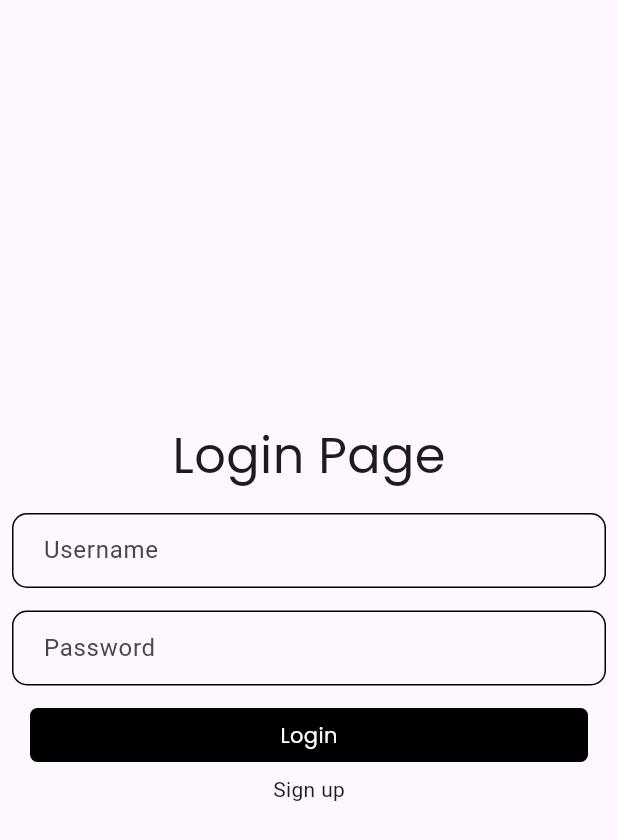
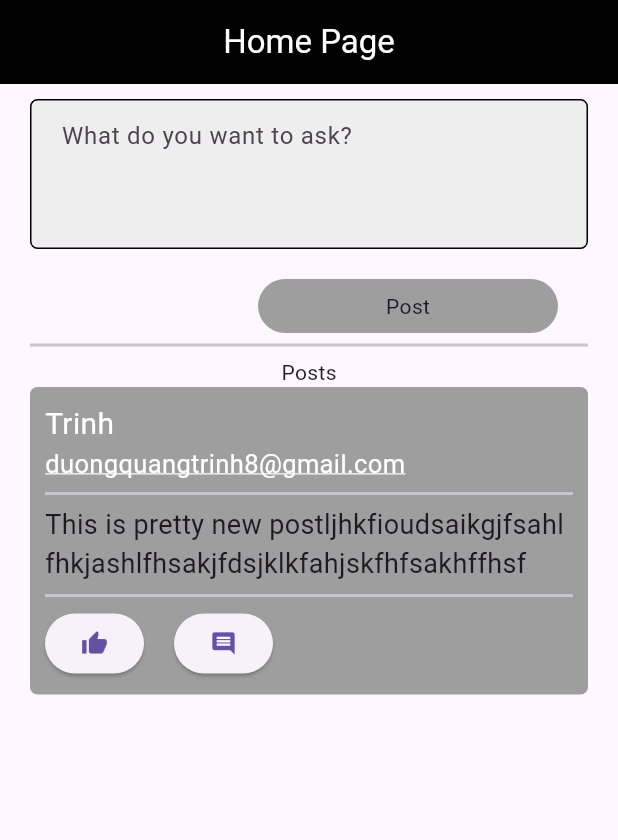
Before and after one commit to quangtrinh1312/forumapp, a Flutter app: the screen it shows after launch, on a phone screen of 412 x 824 dp. Shown: the top 840 px of the screen. Run offline on Flutter 3.47's test engine with Material 3 defaults, Android fonts, the phone set to English and light mode, and no system bars; our stand-ins replace get, get_storage, google_fonts; network calls fail.

Commit message:
postController to get feeds data

```diff
--- a/lib/components/button_component.dart
+++ b/lib/components/button_component.dart
@@ -2,6 +2,7 @@ import 'package:flutter/material.dart';
 
 class ButtonComponent extends StatelessWidget {
   final Function()? onPressed;
+  final double? width;
   //final VoidCallBack? onPress;
   final double borderSize;
   final Color? color;
@@ -18,6 +19,7 @@ class ButtonComponent extends StatelessWidget {
     this.border,
     this.borderRadius,
     this.child,
+    this.width,
   });
 
   @override
@@ -27,7 +29,7 @@ class ButtonComponent extends StatelessWidget {
       child: InkWell(
         onTap: onPressed,
         child: Container(
-          width: double.infinity,
+          width: width,
           decoration: BoxDecoration(
               color: color,
               border: border,
--- /dev/null
+++ b/lib/components/post_component.dart
@@ -0,0 +1,34 @@
+import 'package:flutter/material.dart';
+
+class PostComponent extends StatelessWidget {
+  final TextEditingController? controller;
+  final String? hintText;
+  final Color? backgroundColor;
+  final Border? border;
+  const PostComponent({
+    super.key,
+    this.controller,
+    this.hintText,
+    this.backgroundColor, this.border,
+  });
+
+  @override
+  Widget build(BuildContext context) {
+    return Container(
+      width: double.infinity,
+      height: 100.0,
+      decoration: BoxDecoration(
+          color: backgroundColor,
+          border: border,
+          borderRadius: const BorderRadius.all(Radius.circular(5.0))),
+      child: TextField(
+        controller: controller,
+        decoration: InputDecoration(
+            border: InputBorder.none,
+            hintText: hintText,
+            contentPadding:
+                const EdgeInsets.symmetric(horizontal: 20.0, vertical: 10.0)),
+      ),
+    );
+  }
+}
--- /dev/null
+++ b/lib/components/posts_component.dart
@@ -0,0 +1,67 @@
+import 'package:flutter/material.dart';
+
+class PostsComponent extends StatelessWidget {
+  final String name;
+  final String email;
+  final String content;
+  final Color? backgroundColor;
+  final Border? border;
+  final Widget? child;
+  const PostsComponent({
+    super.key,
+    this.backgroundColor,
+    this.border,
+    this.child,
+    this.name = 'Ops, name of this persion not found',
+    this.email = 'Ops, email of this persion not found',
+    this.content = 'Ops, Content not found',
+  });
+
+  @override
+  Widget build(BuildContext context) {
+    return Container(
+        width: double.infinity,
+        padding: const EdgeInsets.all(10.0),
+        decoration: BoxDecoration(
+            color: backgroundColor,
+            border: border,
+            borderRadius: const BorderRadius.all(Radius.circular(5.0))),
+        child: Column(
+          crossAxisAlignment: CrossAxisAlignment.start,
+          mainAxisSize: MainAxisSize.min,
+          children: [
+            Text(
+              name,
+              style: const TextStyle(color: Colors.white, fontSize: 20.0),
+            ),
+            Text(
+              email,
+              style: const TextStyle(
+                  color: Colors.white,
+                  decoration: TextDecoration.underline,
+                  decorationColor: Colors.white,
+                  fontSize: 17.0),
+            ),
+            const Divider(thickness: 2.0),
+            Text(
+              content,
+              style: const TextStyle(fontSize: 18.0),
+            ),
+            const Divider(thickness: 2.0),
+            Row(
+              children: [
+                ElevatedButton(
+                  onPressed: () {},
+                  child: const Icon(Icons.thumb_up),
+                ),
+                const SizedBox(width: 20.0,),
+                ElevatedButton(
+                  onPressed: () {},
+                  child: const Icon(Icons.comment),
+                )
+              ],
+            ),
+          ],
+        ));
+  }
+}
--- a/lib/controller/authentication.dart
+++ b/lib/controller/authentication.dart
@@ -1,6 +1,4 @@
 import 'dart:convert';
-
-import 'package:flutter/material.dart';
 import 'package:get/get.dart';
 import 'package:http/http.dart' as http;
 import 'package:forum_app/constants/constants.dart';
--- a/lib/main.dart
+++ b/lib/main.dart
@@ -1,4 +1,5 @@
 import 'package:flutter/material.dart';
+import 'package:forum_app/pages/home_page.dart';
 import 'package:forum_app/pages/login_page.dart';
 
 void main() {
@@ -14,7 +15,7 @@ class MyApp extends StatelessWidget {
     return MaterialApp(
       title: 'Flutter Demo',
       // home: LoginPage(),
-      home: LoginPage(),
+      home: HomePage(),
       debugShowCheckedModeBanner: false,
     );
   }
--- a/lib/model/account.dart
+++ /dev/null
@@ -1,26 +0,0 @@
-class Account {
-  String? username;
-  String? password;
-  Account({
-    this.username,
-    this.password,
-  });
-
-  Map<String, dynamic> toJson() {
-    return {
-      'username': username,
-      'password': password,
-    };
-  }
-
-  Account.fromJson(Map<String, dynamic> json) {
-    username = json['username'];
-    password = json['password'];
-  }
-}
-
-final accountInitList = [
-  Account(username: 'truyen', password: '123456'),
-  Account(username: 'trinh', password: '123456'),
-  Account(username: 'dung', password: '123456'),
-];
--- /dev/null
+++ b/lib/pages/home_page.dart
@@ -0,0 +1,64 @@
+import 'package:flutter/material.dart';
+import 'package:forum_app/components/button_component.dart';
+import 'package:forum_app/components/post_component.dart';
+import 'package:forum_app/components/posts_component.dart';
+import 'package:forum_app/controller/post_controller.dart';
+import 'package:get/get.dart';
+
+class HomePage extends StatefulWidget {
+  final PostController _postsController = Get.put(PostController());
+  final TextEditingController _postController = TextEditingController();
+  HomePage({super.key});
+
+  @override
+  State<HomePage> createState() => _HomePageState();
+}
+
+class _HomePageState extends State<HomePage> {
+  @override
+  Widget build(BuildContext context) {
+    return Scaffold(
+        appBar: AppBar(
+          title: const Text('Home Page', style: TextStyle(color: Colors.white)),
+          backgroundColor: Colors.black,
+          centerTitle: true,
+        ),
+        body: SingleChildScrollView(
+          child: Padding(
+            padding: const EdgeInsets.symmetric(horizontal: 20.0, vertical: 10.0),
+            child: Column(
+              mainAxisAlignment: MainAxisAlignment.start,
+              crossAxisAlignment: CrossAxisAlignment.end,
+              children: [
+                PostComponent(
+                  controller: widget._postController,
+                  hintText: 'What do you want to ask?',
+                  border: Border.all(color: Colors.black),
+                  backgroundColor: Colors.grey[200],
+                ),
+                const SizedBox(
+                  height: 20.0,
+                ),
+                ButtonComponent(
+                  onPressed: () {},
+                  width: 200.0,
+                  borderRadius: const BorderRadius.all(Radius.circular(50.0)),
+                  color: Colors.grey,
+                  child: const Text('Post'),
+                ),
+                const Divider(thickness: 2.0),
+                const Center(child: Text('Posts')),
+                const PostsComponent(
+                  name: 'Trinh',
+                  email: 'duongquangtrinh8@gmail.com',
+                  content: 'This is pretty new postljhkfioudsaikgjfsahlfhkjashlfhsakjfdsjklkfahjskfhfsakhffhsf',
+                  backgroundColor: Colors.grey,
+                ),
+                const SizedBox(height: 20.0,),
+
+              ],
+            ),
+          ),
+        ));
+  }
+}
--- a/lib/pages/login_page.dart
+++ b/lib/pages/login_page.dart
@@ -74,6 +74,7 @@ class _LoginPageState extends State<LoginPage> {
                     right: 10),
               );
               ScaffoldMessenger.of(context).showSnackBar(snackBar);
+
             },
             color: Colors.black,
             textColor: Colors.white,
--- /dev/null
+++ b/lib/services/local/account_share_pref.dart
@@ -0,0 +1,3 @@
+class AccountSharePref {
+
+}
--- a/pubspec.yaml
+++ b/pubspec.yaml
@@ -38,6 +38,7 @@ dependencies:
   google_fonts: ^6.2.0
   get: ^4.6.6
   http: ^1.2.0
+  get_storage: ^2.1.1
 
 dev_dependencies:
   flutter_test:
```
Also changed, not shown: lib/controller/post_controller.dart (added, +34 -0 lines), lib/models/account.dart (added, +73 -0 lines), lib/models/post_model.dart (added, +89 -0 lines), pubspec.lock.
